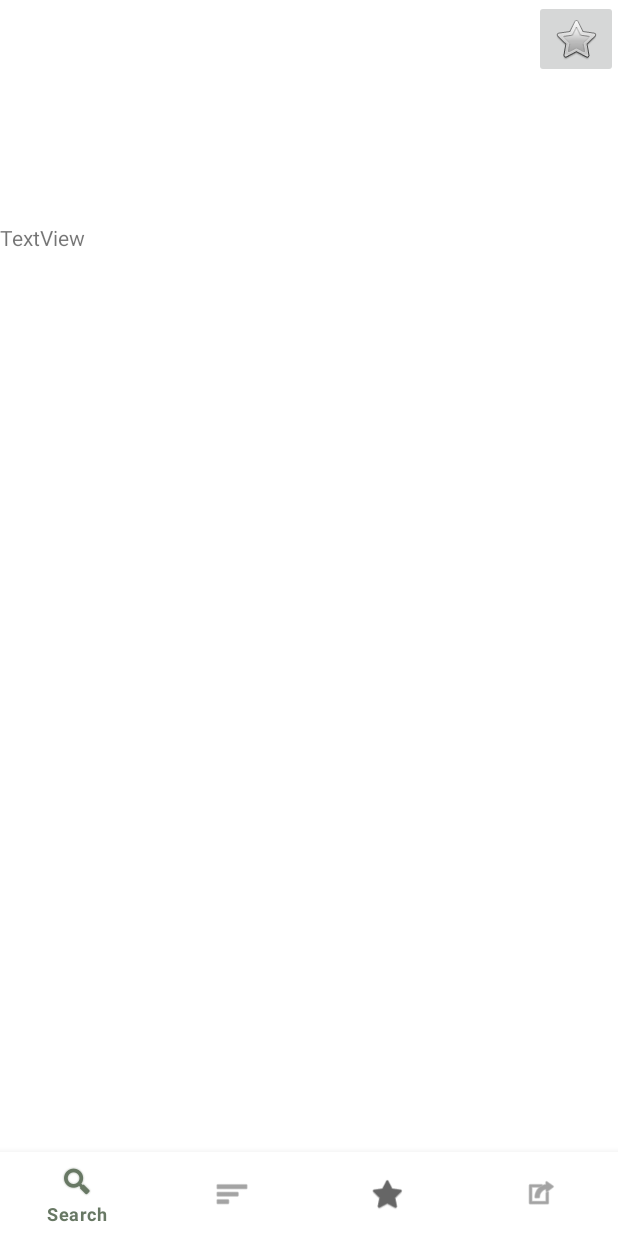
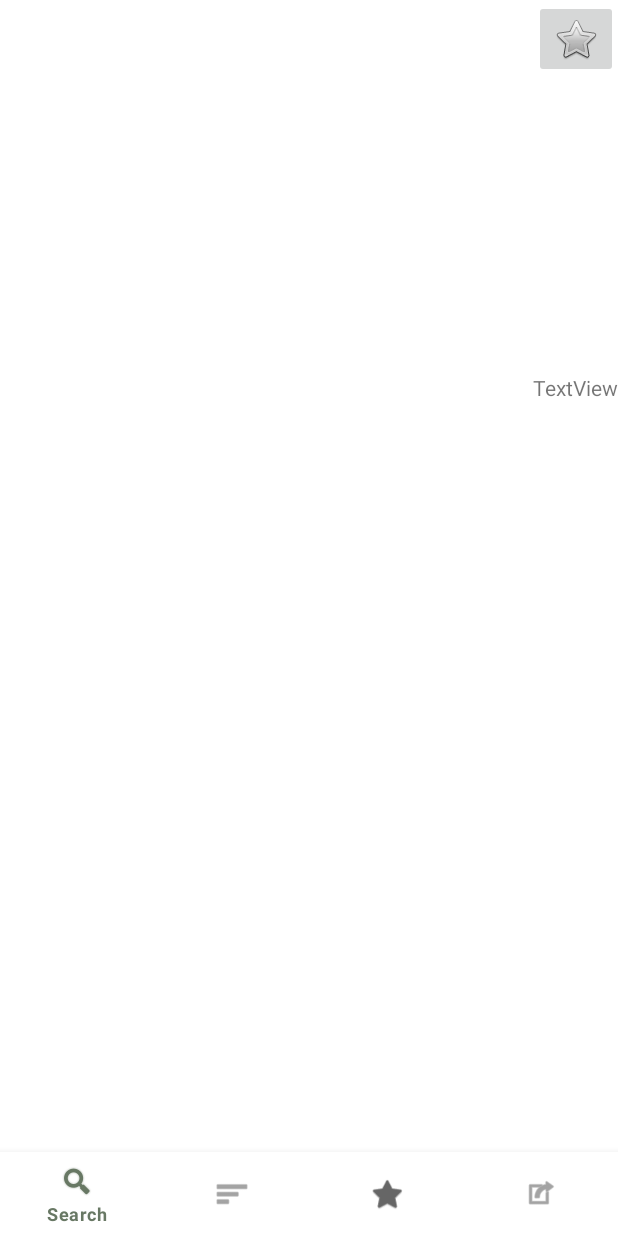
Before and after one commit to OSU-CodePath-Android-Spring-2022/real-estate-app, an Android app: the fragment DetailsFragment placed in its activity, on a phone screen of 412 x 824 dp. Run offline under Robolectric (Android 15) with nearby library versions, the phone set to English and light mode, and no system bars; libraries missing offline, so code that uses them is left out: com.codepath.asynchttpclient, com.parse.

Commit message:
details changes

```diff
--- a/app/src/main/java/com/example/realestateapp/fragments/ResultsFragment.kt
+++ b/app/src/main/java/com/example/realestateapp/fragments/ResultsFragment.kt
@@ -60,7 +60,7 @@ class ResultsFragment : Fragment() {
 
         // For DetailFragment
         sharedViewModel.listing.observe(viewLifecycleOwner) { listing ->
-            Toast.makeText(context, "${listing}", Toast.LENGTH_SHORT).show()
+            //Toast.makeText(context, "${listing}", Toast.LENGTH_SHORT).show()
             parentFragmentManager.beginTransaction().replace(R.id.flContainer, DetailsFragment()).commit()
         }
     }
--- a/app/src/main/res/layout/details_screen.xml
+++ b/app/src/main/res/layout/details_screen.xml
@@ -18,19 +18,20 @@
         android:id="@+id/tvPrice"
         android:layout_width="wrap_content"
         android:layout_height="wrap_content"
+        android:layout_marginStart="4dp"
         android:textSize="40dp"
         app:layout_constraintStart_toStartOf="parent"
-        app:layout_constraintTop_toBottomOf="@+id/PhotoScroll"
+        app:layout_constraintTop_toBottomOf="@+id/MainPhoto"
         tools:text="$599,000" />
 
     <TextView
         android:id="@+id/tvBedRooms"
         android:layout_width="wrap_content"
         android:layout_height="wrap_content"
-        android:layout_marginStart="4dp"
         android:textSize="36dp"
+        app:layout_constraintEnd_toStartOf="@+id/tvBathRooms"
         app:layout_constraintStart_toEndOf="@+id/tvPrice"
-        app:layout_constraintTop_toBottomOf="@+id/PhotoScroll"
+        app:layout_constraintTop_toBottomOf="@+id/MainPhoto"
         tools:text="3 Bed" />
 
     <TextView
@@ -39,8 +40,9 @@
         android:layout_height="wrap_content"
         android:textSize="36dp"
         app:layout_constraintEnd_toEndOf="parent"
+        app:layout_constraintHorizontal_bias="1.0"
         app:layout_constraintStart_toEndOf="@+id/tvBedRooms"
-        app:layout_constraintTop_toBottomOf="@+id/PhotoScroll"
+        app:layout_constraintTop_toBottomOf="@+id/MainPhoto"
         tools:text="2.5 Bath" />
 
     <TextView
@@ -49,7 +51,7 @@
         android:layout_height="wrap_content"
         android:text="TextView"
         app:layout_constraintEnd_toEndOf="parent"
-        app:layout_constraintHorizontal_bias="0.0"
+        app:layout_constraintHorizontal_bias="1.0"
         app:layout_constraintStart_toStartOf="parent"
         app:layout_constraintTop_toBottomOf="@+id/tvBedRooms"
         tools:text="This will contain lots and lots and lots and lots and lots and lots and lots and lots and lots  and lots and lots and lots and lots and lots  and lots and lots  and lots and lots  and lots and lots  and lots and lots  and lots and lots  and lots and lots  and lots and lots  and lots and lots  and lots and lots  and lots and lots  and lots and lots  and lots and lots  and lots and lots  and lots and lots  and lots and lots  and lots and lots  and lots and lots  and lots and lots  and lots and lots  and lots and lots  and lots and lots  and lots and lots  and lots and lots  and lots and lots  and lots and lots  and lots and lots  and lots and lots  and lots and lots  and lots and lots  and lots and lots  and lots and lots  and lots and lots  and lots and lots  and lots and lots  and lots and lots  and lots and lots  and lots and lots  and lots and lots  and lots and lots  and lots and lots  and lots and lots  and lots and lots  and lots and lots  and lots and lots  and lots and lots  and lots and lots  and lots and lots  and lots and lots  and lots of info." />
@@ -62,12 +64,5 @@
         app:layout_constraintTop_toTopOf="parent"
         app:srcCompat="@android:drawable/btn_star_big_off" />
 
-    <LinearLayout
-        android:id="@+id/PhotoScroll"
-        android:layout_width="409dp"
-        android:layout_height="100dp"
-        android:orientation="horizontal"
-        tools:layout_editor_absoluteX="0dp"
-        tools:layout_editor_absoluteY="200dp"></LinearLayout>
 
 </androidx.constraintlayout.widget.ConstraintLayout>
```
Also changed, not shown: app/src/main/java/com/example/realestateapp/fragments/DetailsFragment.kt (+23 -1 lines).
